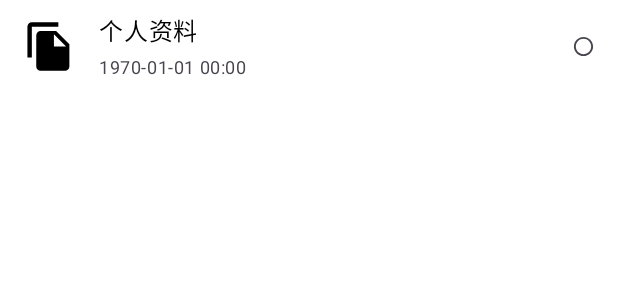
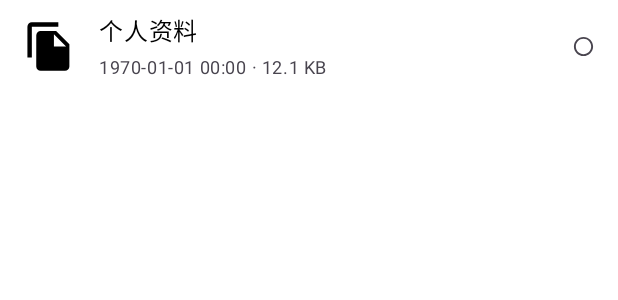
Before and after one commit to PanJX02/CloudDrive, an Android app built with Jetpack Compose: the @Preview function ItemFilePreview, on a phone screen of 412 x 824 dp. Shown: the top 300 px of the screen. Run offline under Robolectric (Android 15) with nearby library versions, the phone set to English and light mode, and no system bars; network calls fail.

Commit message:
feat(file): 文件列表增加文件大小显示
- 在 ItemFile 组件中添加文件大小显示
- 新增 FileSizeUtils 工具类用于格式化文件大小
- 优化文件列表界面布局，增加时间与大小的组合显示

```diff
--- a/app/src/main/java/com/panjx/clouddrive/feature/file/component/ItemFile.kt
+++ b/app/src/main/java/com/panjx/clouddrive/feature/file/component/ItemFile.kt
@@ -24,6 +24,7 @@ import com.panjx.clouddrive.core.modle.File
 import com.panjx.clouddrive.core.ui.FilePreviewParameterData.FILE2
 import com.panjx.clouddrive.util.DateTimeUtils
 import com.panjx.clouddrive.util.FileIconUtils
+import com.panjx.clouddrive.util.FileSizeUtils
 
 @Composable
 fun ItemFile(
@@ -64,11 +65,24 @@ fun ItemFile(
                 style = MaterialTheme.typography.bodyLarge,
             )
             SpaceSmall()
-            Text(
-                text = DateTimeUtils.formatTimestamp(data.lastUpdateTime), // 修改为使用lastUpdateTime
-                style = MaterialTheme.typography.bodySmall,
-                color = MaterialTheme.colorScheme.onSurfaceVariant
-            )
+            Row(
+                verticalAlignment = Alignment.CenterVertically
+            ) {
+                Text(
+                    text = DateTimeUtils.formatTimestamp(data.lastUpdateTime),
+                    style = MaterialTheme.typography.bodySmall,
+                    color = MaterialTheme.colorScheme.onSurfaceVariant
+                )
+
+                // 如果不是文件夹，显示文件大小
+                if (data.folderType != 1) {
+                    Text(
+                        text = " · ${FileSizeUtils.formatFileSize(data.fileSize)}",
+                        style = MaterialTheme.typography.bodySmall,
+                        color = MaterialTheme.colorScheme.onSurfaceVariant
+                    )
+                }
+            }
         }
         // 动态切换选中图标
         val icon = if (isSelected) { // 使用参数状态
--- /dev/null
+++ b/app/src/main/java/com/panjx/clouddrive/util/FileSizeUtils.kt
@@ -0,0 +1,30 @@
+package com.panjx.clouddrive.util
+
+import java.util.Locale
+import kotlin.math.log10
+import kotlin.math.pow
+
+/**
+ * 文件大小工具类
+ *
+ * 用于格式化文件大小显示
+ */
+object FileSizeUtils {
+
+    /**
+     * 格式化文件大小
+     *
+     * @param size 文件大小（字节）
+     * @return 格式化后的文件大小字符串
+     */
+    fun formatFileSize(size: Long): String {
+        if (size <= 0) return "0 B"
+
+        val units = arrayOf("B", "KB", "MB", "GB", "TB")
+        val digitGroups = (log10(size.toDouble()) / log10(1024.0)).toInt()
+
+        return String.format(Locale.US, "%.1f %s",
+            size / 1024.0.pow(digitGroups.toDouble()),
+            units[digitGroups])
+    }
+}
```
